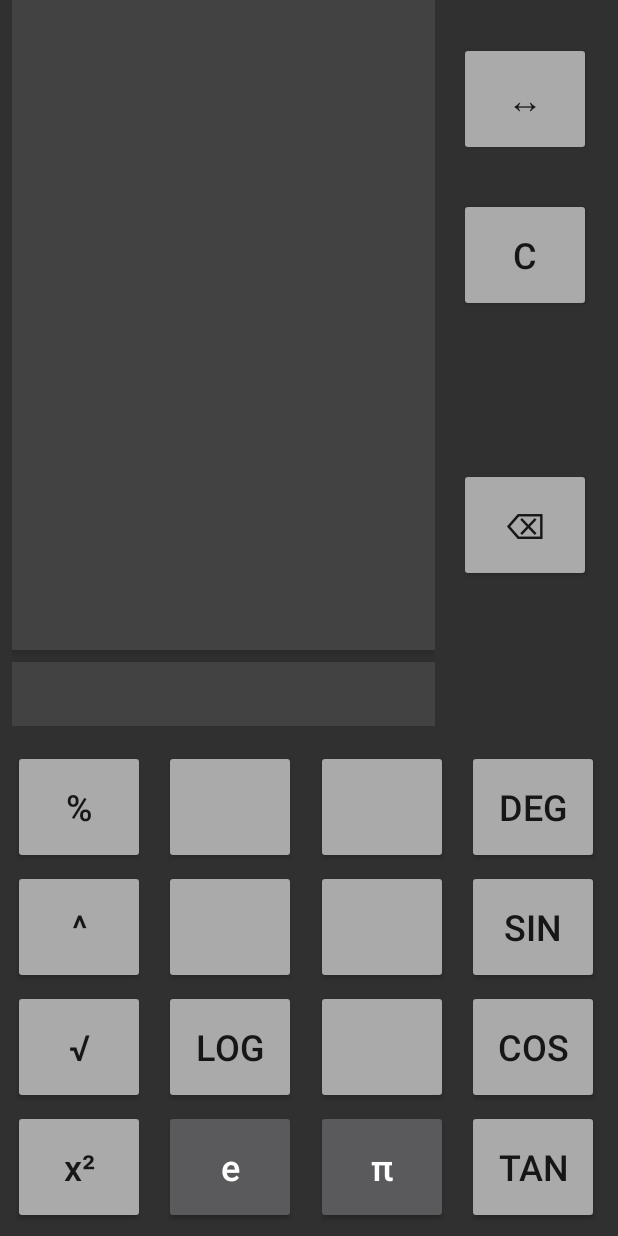
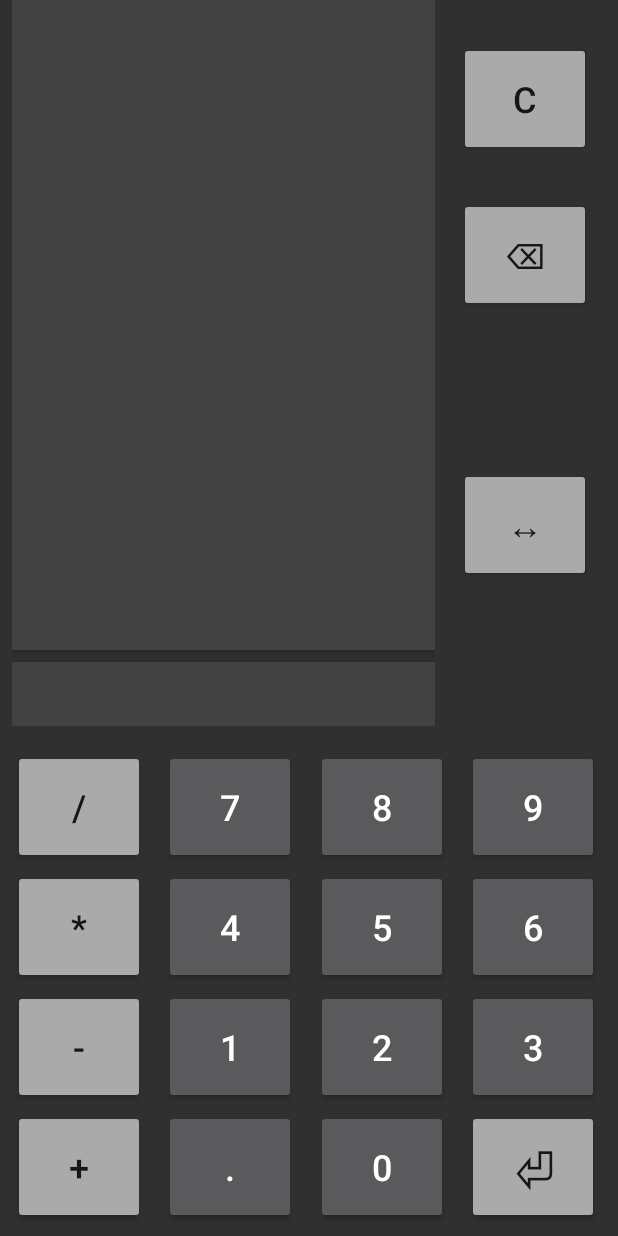
Before and after one commit to nschulzke/CalcStack, an Android app: the screen it shows after launch (CalculatorActivity), after a tap on an icon or button, on a phone screen of 412 x 824 dp. Run offline under Robolectric (Android 15) with nearby library versions, the phone set to English and light mode, and no system bars; 2 other taps on this screen came first.

Commit message:
Rearrange buttons

```diff
--- a/app/src/main/res/layout/activity_calculator.xml
+++ b/app/src/main/res/layout/activity_calculator.xml
@@ -80,23 +80,6 @@
             android:padding="0dp">
 
             <Button
-                android:id="@+id/buttonSwap"
-                style="@style/Widget.AppCompat.Button.Colored"
-                android:layout_width="88dp"
-                android:layout_height="76dp"
-                android:layout_marginLeft="0dp"
-                android:layout_marginStart="8dp"
-                android:layout_weight="1.0"
-                android:elevation="4dp"
-                android:longClickable="false"
-                android:onClick="switchPanel"
-                android:text="@string/button_swap"
-                android:textSize="24sp"
-                app:layout_constraintBottom_toTopOf="@+id/buttonClear"
-                app:layout_constraintLeft_toLeftOf="parent"
-                app:layout_constraintTop_toTopOf="parent" />
-
-            <Button
                 android:id="@+id/buttonClear"
                 style="@style/Widget.AppCompat.Button.Colored"
                 android:layout_width="88dp"
@@ -111,10 +94,27 @@
                 android:textSize="24sp"
                 app:layout_constraintBottom_toTopOf="@+id/buttonBack"
                 app:layout_constraintLeft_toLeftOf="parent"
-                app:layout_constraintTop_toTopOf="@+id/buttonSwap" />
+                app:layout_constraintTop_toTopOf="parent" />
 
             <Button
                 android:id="@+id/buttonBack"
+                style="@style/Widget.AppCompat.Button.Colored"
+                android:layout_width="88dp"
+                android:layout_height="76dp"
+                android:layout_marginLeft="9dp"
+                android:layout_marginStart="8dp"
+                android:layout_weight="1.0"
+                android:elevation="4dp"
+                android:longClickable="false"
+                android:onClick="backspace"
+                android:text="@string/button_back"
+                android:textSize="24sp"
+                app:layout_constraintBottom_toTopOf="@+id/buttonSwap"
+                app:layout_constraintLeft_toLeftOf="parent"
+                app:layout_constraintTop_toTopOf="@+id/buttonClear" />
+
+            <Button
+                android:id="@+id/buttonSwap"
                 style="@style/Widget.AppCompat.Button.Colored"
                 android:layout_width="88dp"
                 android:layout_height="76dp"
@@ -123,12 +123,12 @@
                 android:layout_weight="1.0"
                 android:elevation="4dp"
                 android:longClickable="true"
-                android:onClick="backspace"
-                android:text="@string/button_back"
+                android:onClick="switchPanel"
+                android:text="@string/button_swap"
                 android:textSize="24sp"
                 app:layout_constraintBottom_toBottomOf="parent"
                 app:layout_constraintLeft_toLeftOf="parent"
-                app:layout_constraintTop_toBottomOf="@+id/buttonClear" />
+                app:layout_constraintTop_toBottomOf="@+id/buttonBack" />
 
         </android.support.constraint.ConstraintLayout>
 
```
